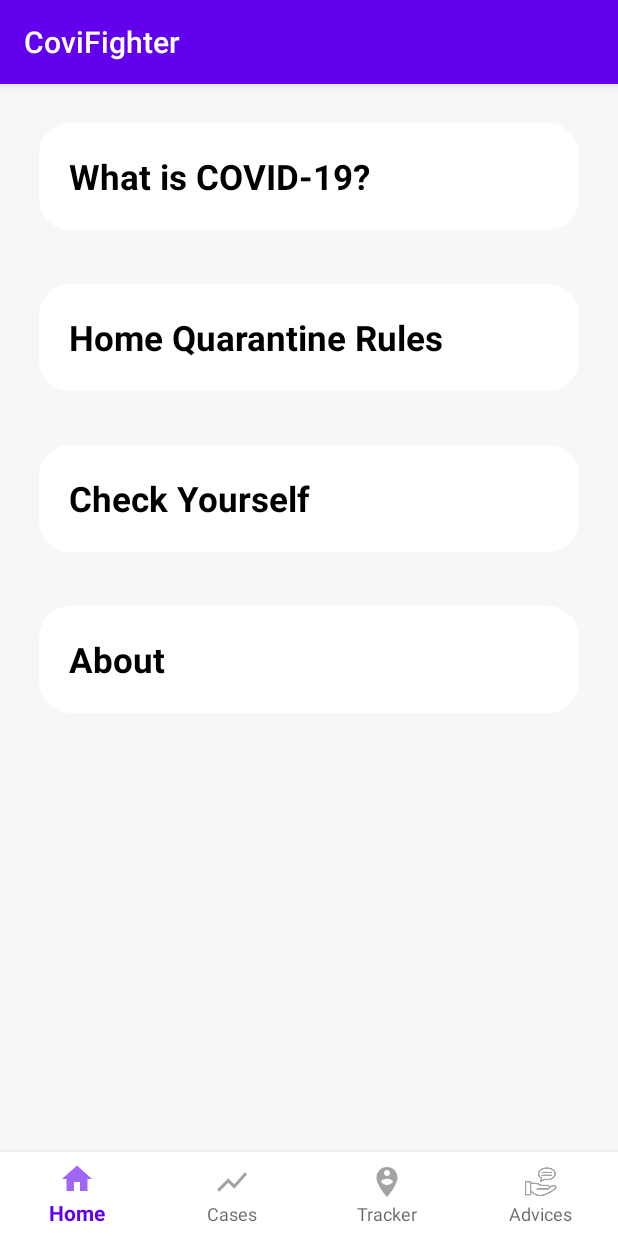
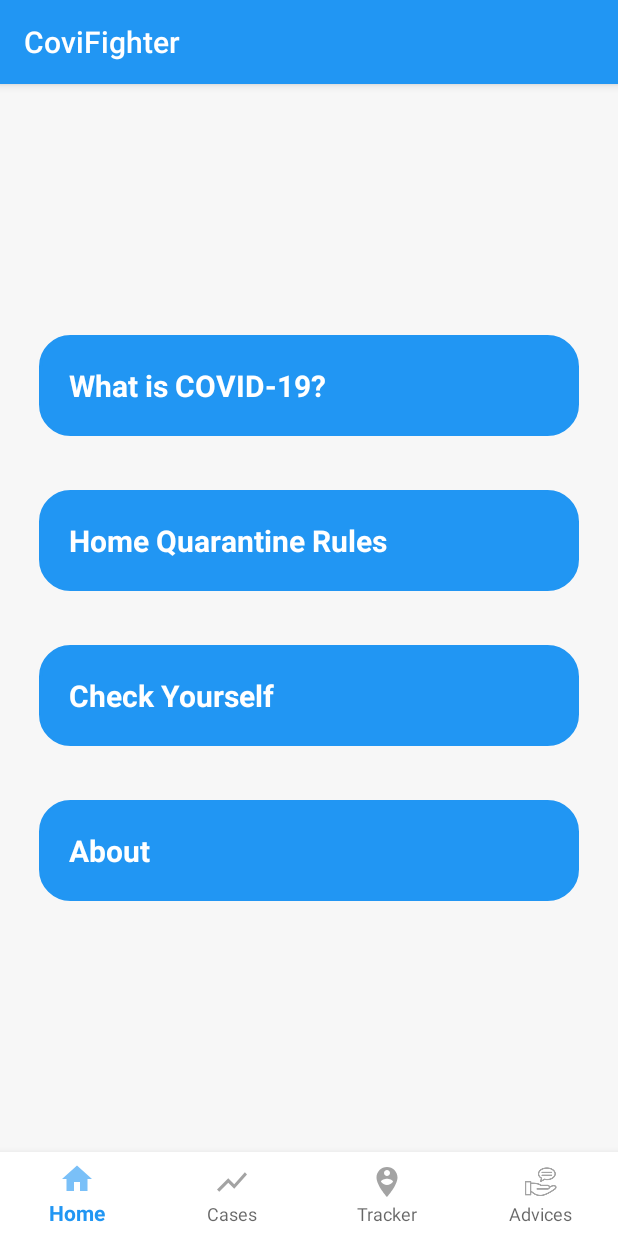
Before and after one commit to elham-atef/CoviFighter, an Android app: the screen it shows after launch (Home), on a phone screen of 412 x 824 dp. Run offline under Robolectric (Android 15) with nearby library versions, the phone set to English and light mode, and no system bars.

```diff
--- a/app/src/main/res/drawable/rounded_corner.xml
+++ b/app/src/main/res/drawable/rounded_corner.xml
@@ -7,9 +7,9 @@
     <corners android:radius="20dp" />
 
     <!-- This is the border color -->
-    <stroke android:width="2dp" android:color="@color/colorWhite" />
+    <stroke android:width="2dp" android:color="#2196F3" />
 
     <!--- This is the background color -->
-    <solid android:color="@color/colorWhite" />
+    <solid android:color="#2196F3" />
 
 </shape>
--- a/app/src/main/res/layout/activity_home.xml
+++ b/app/src/main/res/layout/activity_home.xml
@@ -1,5 +1,6 @@
 <?xml version="1.0" encoding="utf-8"?>
-<androidx.constraintlayout.widget.ConstraintLayout xmlns:android="http://schemas.android.com/apk/res/android"
+<androidx.constraintlayout.widget.ConstraintLayout
+    xmlns:android="http://schemas.android.com/apk/res/android"
     xmlns:app="http://schemas.android.com/apk/res-auto"
     xmlns:tools="http://schemas.android.com/tools"
     android:layout_width="match_parent"
@@ -11,9 +12,7 @@
         android:layout_width="match_parent"
         android:layout_height="0dp"
         app:layout_constraintBottom_toTopOf="@id/navigation"
-        app:layout_constraintTop_toTopOf="parent" />
-
-        android:background="@color/colorWhite" />
+        app:layout_constraintTop_toTopOf="parent"/>
 
     <com.google.android.material.bottomnavigation.BottomNavigationView
         android:id="@+id/navigation"
--- a/app/src/main/res/layout/fragment_home.xml
+++ b/app/src/main/res/layout/fragment_home.xml
@@ -9,7 +9,8 @@
 
     <LinearLayout
         android:layout_width="match_parent"
-        android:layout_height="match_parent"
+        android:layout_height="wrap_content"
+        android:layout_gravity="center"
         android:layout_margin="8dp"
         android:orientation="vertical">
 
--- a/app/src/main/res/values/colors.xml
+++ b/app/src/main/res/values/colors.xml
@@ -1,8 +1,8 @@
 <?xml version="1.0" encoding="utf-8"?>
 <resources>
-    <color name="colorPrimary">#6200EE</color>
-    <color name="colorPrimaryDark">#3700B3</color>
-    <color name="colorAccent">#03DAC5</color>
+    <color name="colorPrimary">#2196F3</color>
+    <color name="colorPrimaryDark">#1E88E5</color>
+    <color name="colorAccent">#2196F3</color>
 
     <color name="colorBlack">#000000</color>
     <color name="colorWhite">#ffffff</color>
--- a/app/src/main/res/values/styles.xml
+++ b/app/src/main/res/values/styles.xml
@@ -22,7 +22,6 @@
         <item name="android:layout_height">200dp</item>
         <item name="cardCornerRadius">10dp</item>
         <item name="android:layout_margin">20dp</item>
-        <item name="cardCornerRadius">10dp</item>
         <item name="cardElevation">15dp</item>
 
     </style>
@@ -62,8 +61,8 @@
     <style name="HomeTextQStyle">
         <item name="android:layout_width">match_parent</item>
         <item name="android:layout_height">wrap_content</item>
-        <item name="android:textSize">23sp</item>
-        <item name="android:textColor">@color/colorBlack</item>
+        <item name="android:textSize">20sp</item>
+        <item name="android:textColor">@color/colorWhite</item>
         <item name="android:textStyle">bold</item>
         <item name="android:layout_margin">18dp</item>
         <item name="android:padding">20dp</item>
```
